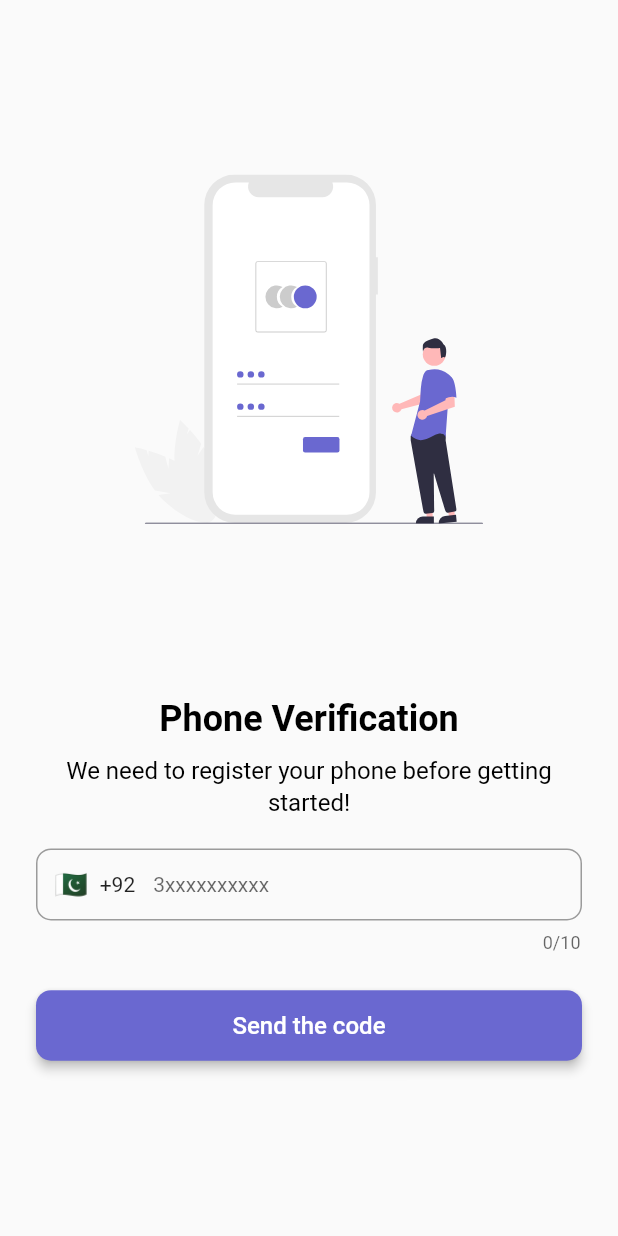
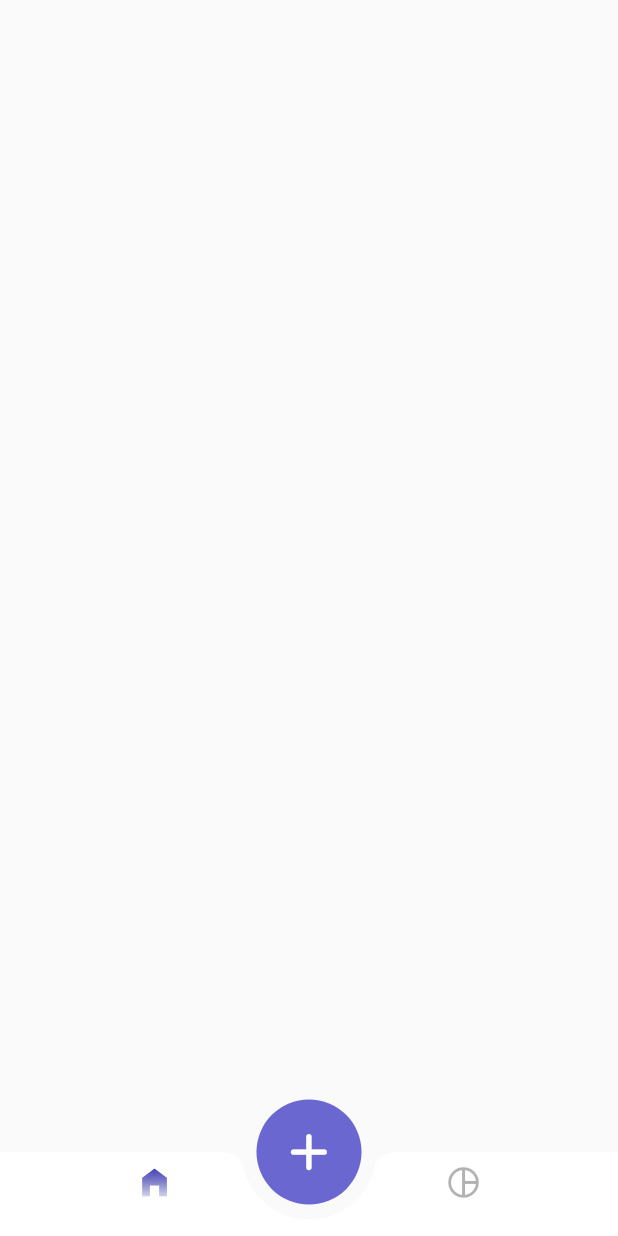
Before and after one commit to Muazzy/ExpenSicko, a Flutter app: the screen it shows after launch, on a phone screen of 412 x 824 dp. Run offline on Flutter 3.47's test engine with Material 2 defaults, Android fonts, the phone set to English and light mode, and no system bars; drawn by our look-alikes of intl_phone_field; our stand-ins replace cloud_firestore, firebase_auth, firebase_core, flutter_svg, font_awesome_flutter, google_sign_in and 1 more; accounts and stored records are empty.

Commit message:
bottomNavBar + FAB done

```diff
--- a/lib/main.dart
+++ b/lib/main.dart
@@ -50,6 +50,7 @@ import 'package:expense_tracker_v2/constants/colors.dart';
 import 'package:expense_tracker_v2/model/auth_repository.dart';
 import 'package:expense_tracker_v2/screens/number_signin_screen.dart';
 import 'package:expense_tracker_v2/screens/onboard_screen.dart';
+import 'package:expense_tracker_v2/screens/root_screen.dart';
 import 'package:expense_tracker_v2/screens/signin_screen.dart';
 import 'package:expense_tracker_v2/screens/signup_screen.dart';
 import 'package:expense_tracker_v2/screens/verify_code_screen.dart';
@@ -84,7 +85,7 @@ void main() async {
           //     ? Center(child: CircularProgressIndicator())
           //     : LoginWidget();
 
-          return signedIn ? HomeWidget() : const SignInWithNumber();
+          return signedIn ? HomeWidget() : const RootScreen();
         },
       ),
       routes: {
@@ -92,6 +93,7 @@ void main() async {
         '/signUp': (context) => const SignUpScreen(),
         '/numberSignIn': (context) => const SignInWithNumber(),
         '/verifyCode': (context) => const VerifyCode(),
+        '/rootScreen': (context) => const RootScreen(),
       },
     ),
   );
--- /dev/null
+++ b/lib/screens/root_screen.dart
@@ -0,0 +1,137 @@
+import 'package:expense_tracker_v2/constants/colors.dart';
+import 'package:flutter/material.dart';
+
+class RootScreen extends StatefulWidget {
+  const RootScreen({Key? key}) : super(key: key);
+
+  @override
+  State<RootScreen> createState() => _RootScreenState();
+}
+
+class _RootScreenState extends State<RootScreen> {
+  int currentIndex = 0;
+
+  @override
+  Widget build(BuildContext context) {
+    return Scaffold(
+      floatingActionButtonLocation: FloatingActionButtonLocation.centerDocked,
+      bottomNavigationBar: CustomBottomNavBar(
+        currentIndex: currentIndex,
+        onTap: (index) {
+          setState(() {
+            currentIndex = index;
+          });
+        },
+      ),
+      floatingActionButton: SizedBox(
+        height: MediaQuery.of(context).size.width * 0.17,
+        width: MediaQuery.of(context).size.width * 0.17,
+        child: CustomFAB(onPressed: () {}),
+      ),
+      //implement this later
+      // body: ,
+    );
+  }
+}
+
+class CustomFAB extends StatelessWidget {
+  final void Function() onPressed;
+  const CustomFAB({
+    Key? key,
+    required this.onPressed,
+  }) : super(key: key);
+
+  @override
+  Widget build(BuildContext context) {
+    return FloatingActionButton(
+      elevation: 0,
+      backgroundColor: darkPurple,
+      clipBehavior: Clip.hardEdge,
+      // isExtended: t,
+      onPressed: onPressed,
+      child: Icon(
+        Icons.add_rounded,
+        color: white,
+        size: MediaQuery.of(context).size.width * 0.1,
+      ),
+    );
+  }
+}
+
+//for making the cool looking icon color
+class RadiantGradientMask extends StatelessWidget {
+  const RadiantGradientMask({Key? key, required this.child}) : super(key: key);
+  final Widget child;
+
+  @override
+  Widget build(BuildContext context) {
+    return ShaderMask(
+      shaderCallback: (bounds) => LinearGradient(
+        begin: Alignment.topCenter,
+        end: Alignment.bottomCenter,
+        colors: [
+          darkPurple,
+          darkPurple.withOpacity(0.6),
+          darkPurple.withOpacity(0.1),
+        ],
+        tileMode: TileMode.mirror,
+      ).createShader(bounds),
+      child: child,
+    );
+  }
+}
+
+class CustomBottomNavBar extends StatelessWidget {
+  final int currentIndex;
+  final void Function(int) onTap;
+  const CustomBottomNavBar(
+      {Key? key, required this.currentIndex, required this.onTap})
+      : super(key: key);
+
+  @override
+  Widget build(BuildContext context) {
+    return Theme(
+      data: Theme.of(context).copyWith(
+        canvasColor: white,
+      ),
+      child: BottomAppBar(
+        elevation: 0,
+        shape: const CircularNotchedRectangle(),
+        notchMargin: 10,
+        clipBehavior: Clip.antiAlias,
+        child: BottomNavigationBar(
+          type: BottomNavigationBarType.fixed,
+          elevation: 0,
+          iconSize: MediaQuery.of(context).size.width * 0.06,
+          onTap: onTap,
+          currentIndex: currentIndex,
+          unselectedItemColor: bodyTextColor.withOpacity(0.3),
+          items: const <BottomNavigationBarItem>[
+            BottomNavigationBarItem(
+              label: '',
+              icon: Icon(
+                Icons.home_filled,
+              ),
+              activeIcon: RadiantGradientMask(
+                child: Icon(
+                  Icons.home_filled,
+                ),
+              ),
+            ),
+            BottomNavigationBarItem(
+              label: '',
+              activeIcon: RadiantGradientMask(
+                child: Icon(
+                  Icons.pie_chart_outline,
+                ),
+              ),
+              icon: Icon(
+                Icons.pie_chart_outline,
+              ),
+            ),
+          ],
+        ),
+      ),
+    );
+  }
+}
--- a/lib/screens/verify_code_screen.dart
+++ b/lib/screens/verify_code_screen.dart
@@ -134,8 +134,8 @@ PinTheme defaultPinTheme = PinTheme(
 );
 
 PinTheme focusPinTheme = PinTheme(
-  width: 50,
-  height: 60,
+  width: 45,
+  height: 55,
   decoration: BoxDecoration(
     border: Border.all(
       color: darkPurple,
```
